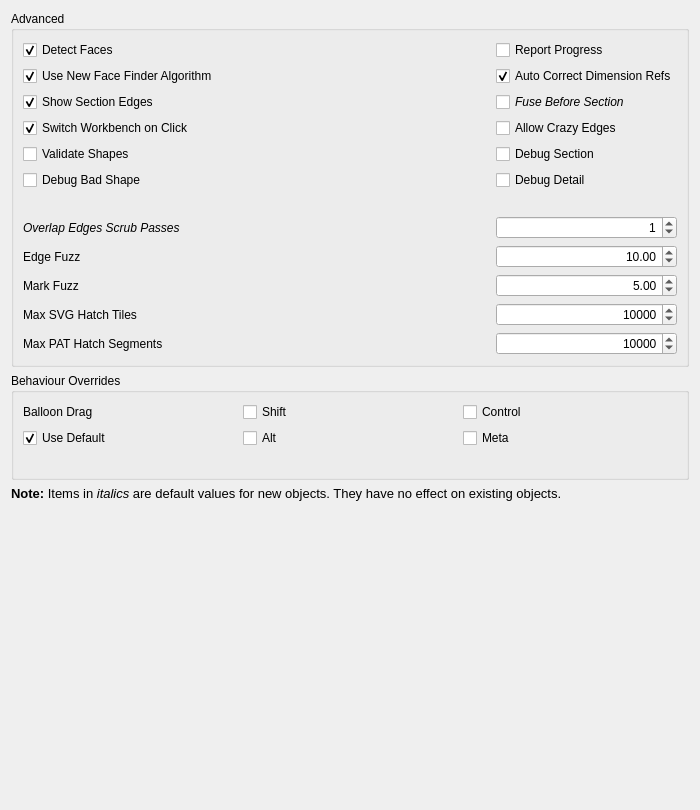
Qt form src/Mod/TechDraw/Gui/DlgPrefsTechDrawAdvanced.ui (southseact-3d/fcd) before a commit.
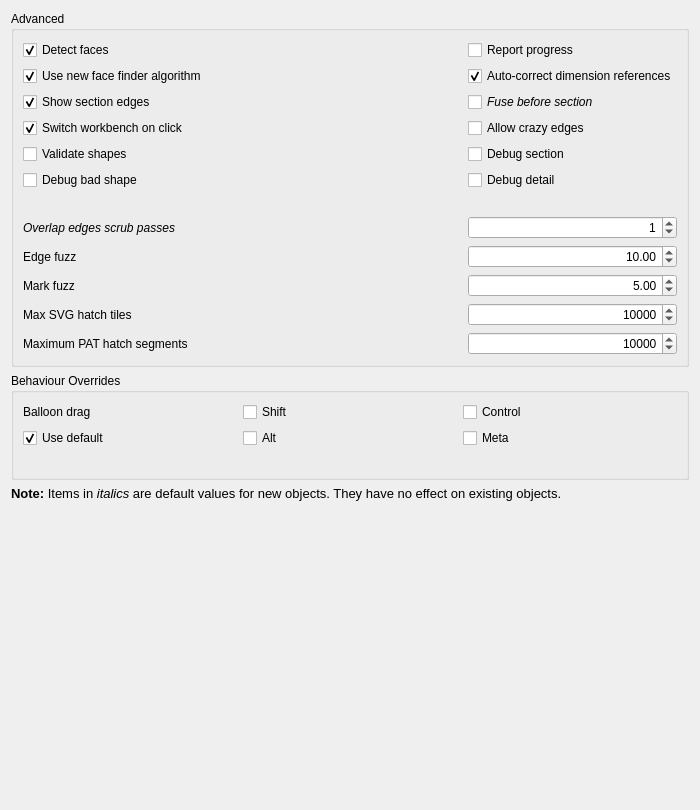
The same form after that commit. Custom widgets are drawn as their Qt base class.

Commit message:
TechDraw: Update UI strings for consistency
Closes: #22143

What changed in the file:
```diff
--- a/src/Mod/TechDraw/Gui/DlgPrefsTechDrawAdvanced.ui
+++ b/src/Mod/TechDraw/Gui/DlgPrefsTechDrawAdvanced.ui
@@ -34,7 +34,7 @@
            <string>If this box is checked, double-clicking on a page in the tree will automatically switch to TechDraw and the page will be made visible.</string>
           </property>
           <property name="text">
-           <string>Switch Workbench on Click</string>
+           <string>Switch workbench on click</string>
           </property>
           <property name="checked">
            <bool>true</bool>
@@ -59,7 +59,7 @@
            <string>Dump intermediate results during Section view processing</string>
           </property>
           <property name="text">
-           <string>Debug Section</string>
+           <string>Debug section</string>
           </property>
           <property name="prefEntry" stdset="0">
            <cstring>debugSection</cstring>
@@ -72,7 +72,7 @@
         <item row="8" column="0">
          <widget class="QLabel" name="label_5">
           <property name="text">
-           <string>Edge Fuzz</string>
+           <string>Edge fuzz</string>
           </property>
          </widget>
         </item>
@@ -82,7 +82,7 @@
            <string>If checked, FreeCAD will use the new face finder algorithm.  If not checked, FreeCAD will use the legacy face finder algorithm.</string>
           </property>
           <property name="text">
-           <string>Use New Face Finder Algorithm</string>
+           <string>Use new face finder algorithm</string>
           </property>
           <property name="checked">
            <bool>true</bool>
@@ -107,7 +107,7 @@
            <string>Dump intermediate results during Detail view processing</string>
           </property>
           <property name="text">
-           <string>Debug Detail</string>
+           <string>Debug detail</string>
           </property>
           <property name="prefEntry" stdset="0">
            <cstring>debugDetail</cstring>
@@ -132,7 +132,7 @@
 can be a performance penalty in complex models.</string>
           </property>
           <property name="text">
-           <string>Detect Faces</string>
+           <string>Detect faces</string>
           </property>
           <property name="checked">
            <bool>true</bool>
@@ -154,7 +154,7 @@
            <string/>
           </property>
           <property name="text">
-           <string>Auto Correct Dimension Refs</string>
+           <string>Auto-correct dimension references</string>
           </property>
           <property name="checked">
            <bool>true</bool>
@@ -174,7 +174,7 @@
 </string>
           </property>
           <property name="text">
-           <string>Validate Shapes</string>
+           <string>Validate shapes</string>
           </property>
           <property name="prefEntry" stdset="0">
            <cstring>CheckShapesBeforeUse</cstring>
@@ -196,7 +196,7 @@
            <string>Include edges with unexpected geometry (zero length etc.) in results</string>
           </property>
           <property name="text">
-           <string>Allow Crazy Edges</string>
+           <string>Allow crazy edges</string>
           </property>
           <property name="prefEntry" stdset="0">
            <cstring>allowCrazyEdge</cstring>
@@ -212,7 +212,7 @@
            <string>Issue progress messages while building View geometry</string>
           </property>
           <property name="text">
-           <string>Report Progress</string>
+           <string>Report progress</string>
           </property>
           <property name="prefEntry" stdset="0">
            <cstring>ReportProgress</cstring>
@@ -255,14 +255,14 @@
            </font>
           </property>
           <property name="text">
-           <string>Overlap Edges Scrub Passes</string>
+           <string>Overlap edges scrub passes</string>
           </property>
          </widget>
         </item>
         <item row="9" column="0">
          <widget class="QLabel" name="label_4">
           <property name="text">
-           <string>Mark Fuzz</string>
+           <string>Mark fuzz</string>
           </property>
          </widget>
         </item>
@@ -298,7 +298,7 @@
         <item row="10" column="0">
          <widget class="QLabel" name="label">
           <property name="text">
-           <string>Max SVG Hatch Tiles</string>
+           <string>Max SVG hatch tiles</string>
           </property>
          </widget>
         </item>
@@ -308,7 +308,7 @@
            <string>If checked, shapes that fail validation will be saved as BREP files for later analysis.</string>
           </property>
           <property name="text">
-           <string>Debug Bad Shape</string>
+           <string>Debug bad shape</string>
           </property>
           <property name="prefEntry" stdset="0">
            <cstring>debugBadShape</cstring>
@@ -335,7 +335,7 @@
            <string>Perform a fuse operation on input shape(s) before Section view processing</string>
           </property>
           <property name="text">
-           <string>Fuse Before Section</string>
+           <string>Fuse before section</string>
           </property>
           <property name="prefEntry" stdset="0">
            <cstring>SectionFuseFirst</cstring>
@@ -440,7 +440,7 @@
            <string>Highlights border of section cut in section views</string>
           </property>
           <property name="text">
-           <string>Show Section Edges</string>
+           <string>Show section edges</string>
           </property>
           <property name="checked">
            <bool>true</bool>
@@ -456,7 +456,7 @@
         <item row="11" column="0">
          <widget class="QLabel" name="label_2">
           <property name="text">
-           <string>Max PAT Hatch Segments</string>
+           <string>Maximum PAT hatch segments</string>
           </property>
          </widget>
         </item>
@@ -512,7 +512,7 @@
            <string>Check this box to use the default modifier keys. Uncheck this box to set a different key combination.</string>
           </property>
           <property name="text">
-           <string>Use Default</string>
+           <string>Use default</string>
           </property>
           <property name="checked">
            <bool>true</bool>
@@ -529,7 +529,7 @@
         <item row="0" column="0">
          <widget class="QLabel" name="label_6">
           <property name="text">
-           <string>Balloon Drag</string>
+           <string>Balloon drag</string>
           </property>
          </widget>
         </item>
```
Left out of the diff: 22 changed lines with no effect on the pictures. The commit also changes 92 other files.
